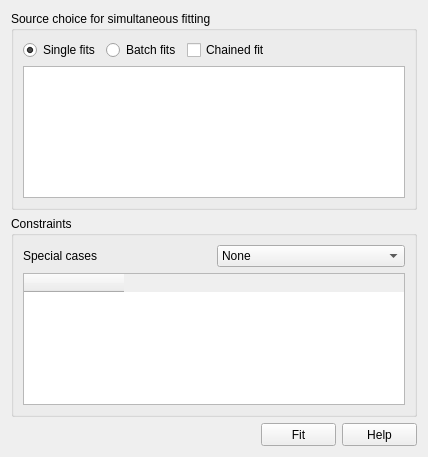
The window that src/sas/qtgui/Perspectives/Fitting/UI/ConstraintWidgetUI.ui (SasView/sasview) describes before a commit, drawn with Qt 5.
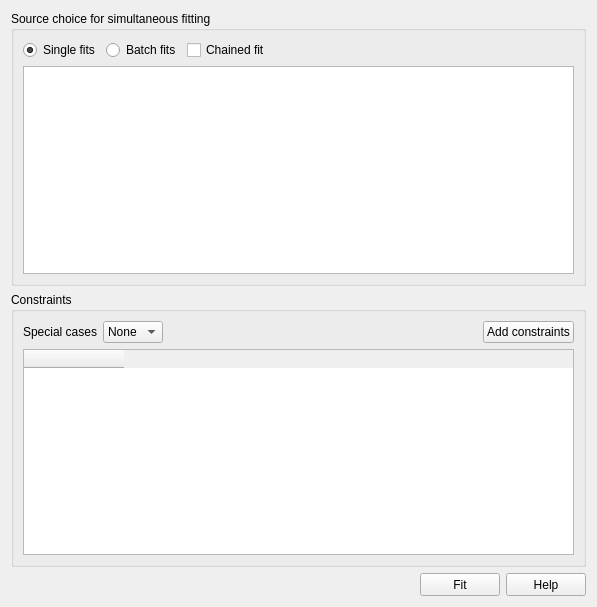
The same window after the commit.

Commit message: Reworked the complex constraint functionality SASVIEW-1019

Patch:
```diff
--- a/src/sas/qtgui/Perspectives/Fitting/UI/ConstraintWidgetUI.ui
+++ b/src/sas/qtgui/Perspectives/Fitting/UI/ConstraintWidgetUI.ui
@@ -6,14 +6,14 @@
    <rect>
     <x>0</x>
     <y>0</y>
-    <width>428</width>
-    <height>457</height>
+    <width>597</width>
+    <height>607</height>
    </rect>
   </property>
   <property name="windowTitle">
    <string>Constrained and Simultaneous Fit</string>
   </property>
-  <layout class="QGridLayout" name="gridLayout">
+  <layout class="QGridLayout" name="gridLayout_2">
    <item row="0" column="0">
     <widget class="QGroupBox" name="groupBox">
      <property name="title">
@@ -88,8 +88,10 @@
      <property name="title">
       <string>Constraints</string>
      </property>
-     <layout class="QGridLayout" name="gridLayout_2">
+     <layout class="QGridLayout" name="gridLayout">
       <item row="0" column="0">
+       <layout class="QHBoxLayout" name="horizontalLayout_4">
+        <item>
        <layout class="QHBoxLayout" name="horizontalLayout">
         <item>
          <widget class="QLabel" name="label">
@@ -109,6 +111,31 @@
         </item>
        </layout>
       </item>
+        <item>
+         <spacer name="horizontalSpacer_3">
+          <property name="orientation">
+           <enum>Qt::Horizontal</enum>
+          </property>
+          <property name="sizeHint" stdset="0">
+           <size>
+            <width>40</width>
+            <height>20</height>
+           </size>
+          </property>
+         </spacer>
+        </item>
+        <item>
+         <widget class="QPushButton" name="cmdAdd">
+          <property name="toolTip">
+           <string>Define constraints between two fit pages.</string>
+          </property>
+          <property name="text">
+           <string>Add constraints</string>
+          </property>
+         </widget>
+        </item>
+       </layout>
+      </item>
       <item row="1" column="0">
        <widget class="QTableWidget" name="tblConstraints">
         <property name="sizePolicy">
```
Left out of the diff: 6 changed lines with no effect on the pictures. Lines whose indentation alone changed are shown as unchanged. The commit also changes 8 other files.
